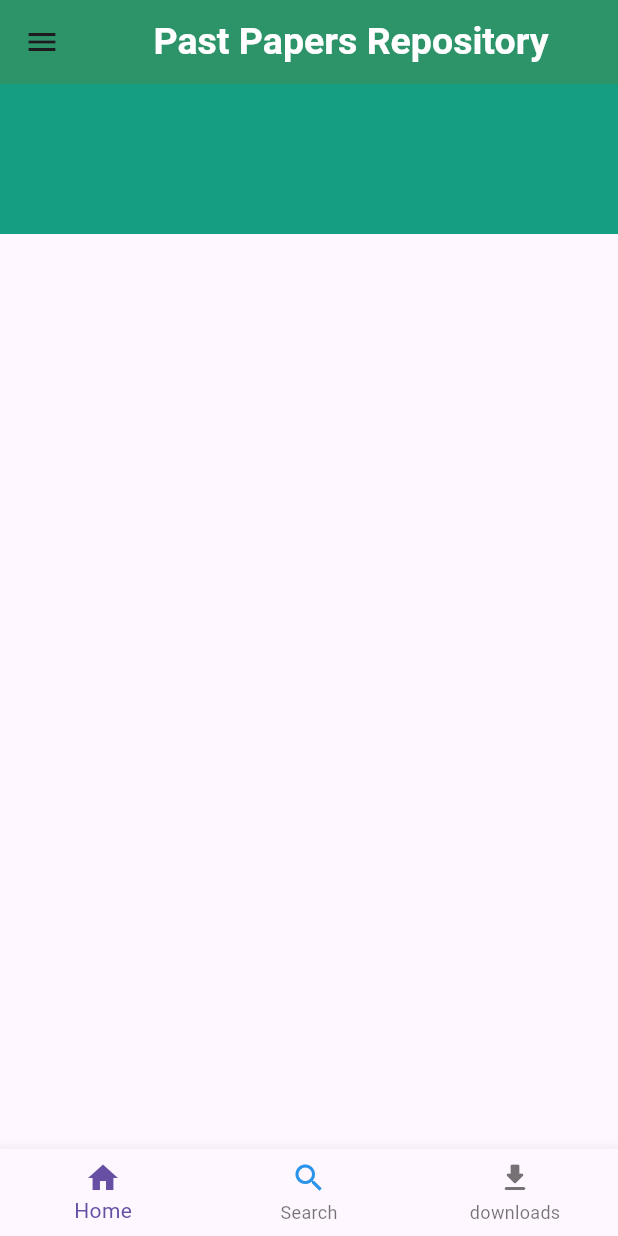
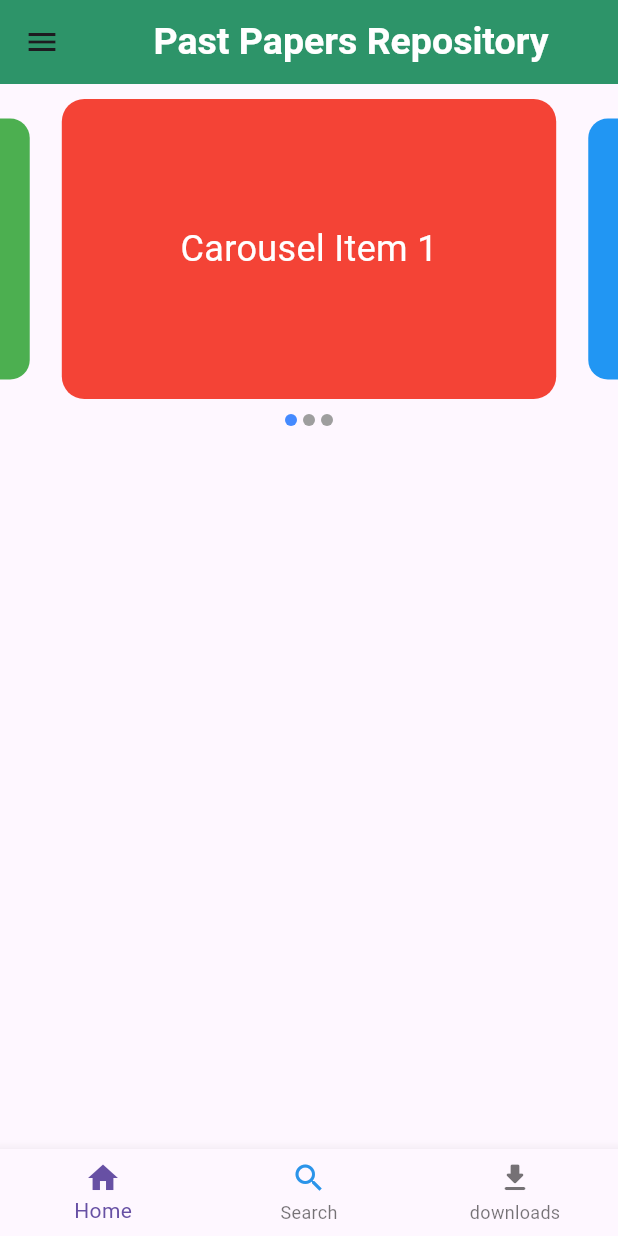
Before and after one commit to GetontoMoses/PapAr, a Flutter app: the screen it shows after launch, on a phone screen of 412 x 824 dp. Run offline on Flutter 3.47's test engine with Material 3 defaults, Android fonts, the phone set to English and light mode, and no system bars; drawn by our look-alikes of carousel_slider; our stand-ins replace get.

Commit message:
feat: implementing carousel in the dashboard

```diff
--- a/lib/pages/dashboard.dart
+++ b/lib/pages/dashboard.dart
@@ -1,5 +1,6 @@
 import 'package:flutter/material.dart';
 import 'package:public_repo/pages/Home.dart';
+import 'package:carousel_slider/carousel_slider.dart';
 
 class Dashboard extends StatefulWidget {
   const Dashboard({super.key});
@@ -9,15 +10,90 @@ class Dashboard extends StatefulWidget {
 }
 
 class _DashboardState extends State<Dashboard> {
+  int _currentIndex = 0;
+
   @override
   Widget build(BuildContext context) {
     return Home(
       body: Column(
         children: [
-          Container(
-            height: 100,
-            color: Color.fromARGB(255, 21, 158, 130),
-          )
+          SizedBox(
+            height: 10,
+          ),
+          CarouselSlider(
+            options: CarouselOptions(
+              height: 200,
+              aspectRatio: 16 / 9,
+              viewportFraction: 0.8,
+              initialPage: _currentIndex,
+              enableInfiniteScroll: true,
+              autoPlay: true,
+              autoPlayInterval: Duration(seconds: 4),
+              autoPlayAnimationDuration: Duration(milliseconds: 800),
+              enlargeCenterPage: true,
+              scrollDirection: Axis.horizontal,
+              onPageChanged: (index, reason) {
+                setState(() {
+                  _currentIndex = index;
+                });
+              },
+            ),
+            items: [
+              // Replace with your carousel items
+              Container(
+                decoration: BoxDecoration(
+                  borderRadius: BorderRadius.circular(15),
+                  color: Colors.red,
+                ),
+                child: Center(
+                  child: Text(
+                    'Carousel Item 1',
+                    style: TextStyle(color: Colors.white, fontSize: 24),
+                  ),
+                ),
+              ),
+              Container(
+                decoration: BoxDecoration(
+                  borderRadius: BorderRadius.circular(15),
+                  color: Colors.blue,
+                ),
+                child: Center(
+                  child: Text(
+                    'Carousel Item 2',
+                    style: TextStyle(color: Colors.white, fontSize: 24),
+                  ),
+                ),
+              ),
+              Container(
+                decoration: BoxDecoration(
+                  borderRadius: BorderRadius.circular(15),
+                  color: Colors.green,
+                ),
+                child: Center(
+                  child: Text(
+                    'Carousel Item 3',
+                    style: TextStyle(color: Colors.white, fontSize: 24),
+                  ),
+                ),
+              ),
+            ],
+          ),
+          // Optional: Indicator for current carousel index
+          Row(
+            mainAxisAlignment: MainAxisAlignment.center,
+            children: List.generate(3, (index) {
+              return Container(
+                width: 8.0,
+                height: 8.0,
+                margin: EdgeInsets.symmetric(vertical: 10.0, horizontal: 2.0),
+                decoration: BoxDecoration(
+                  shape: BoxShape.circle,
+                  color:
+                      _currentIndex == index ? Colors.blueAccent : Colors.grey,
+                ),
+              );
+            }),
+          ),
         ],
       ),
     );
--- a/pubspec.yaml
+++ b/pubspec.yaml
@@ -12,6 +12,7 @@ dependencies:
     sdk: flutter
   get: ^4.6.6
   http: ^1.2.0
+  carousel_slider: ^4.2.1
 
 dev_dependencies:
   flutter_test:
```
Also changed, not shown: lib/pages/upload.dart (+39 -27 lines), pubspec.lock.
